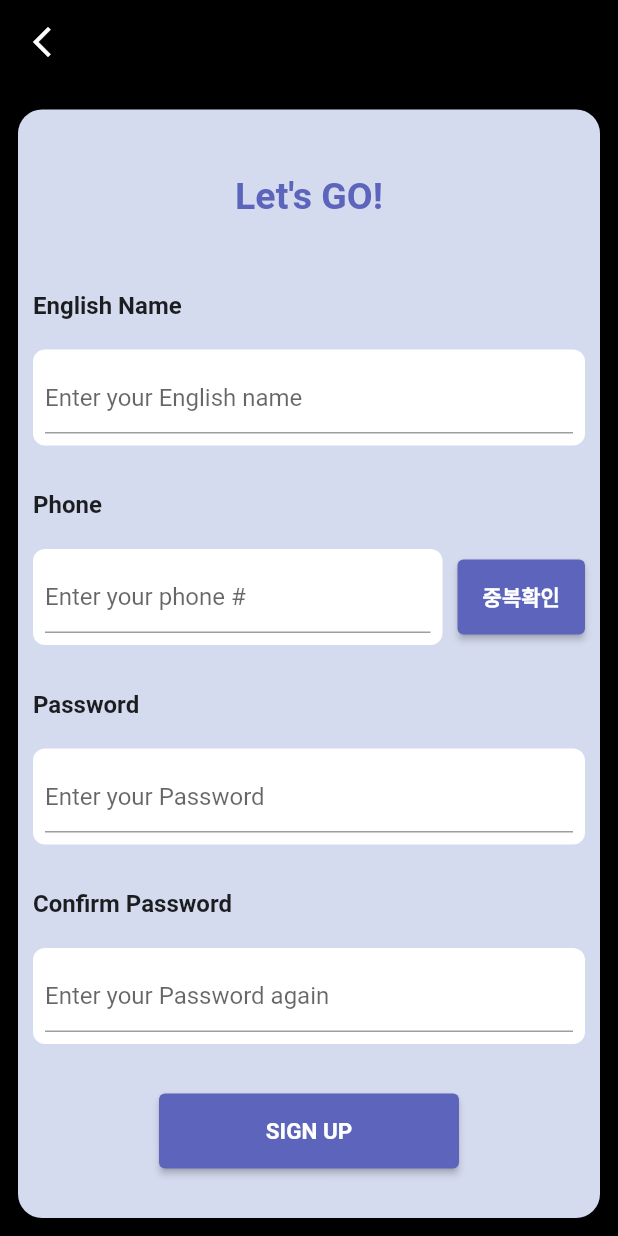
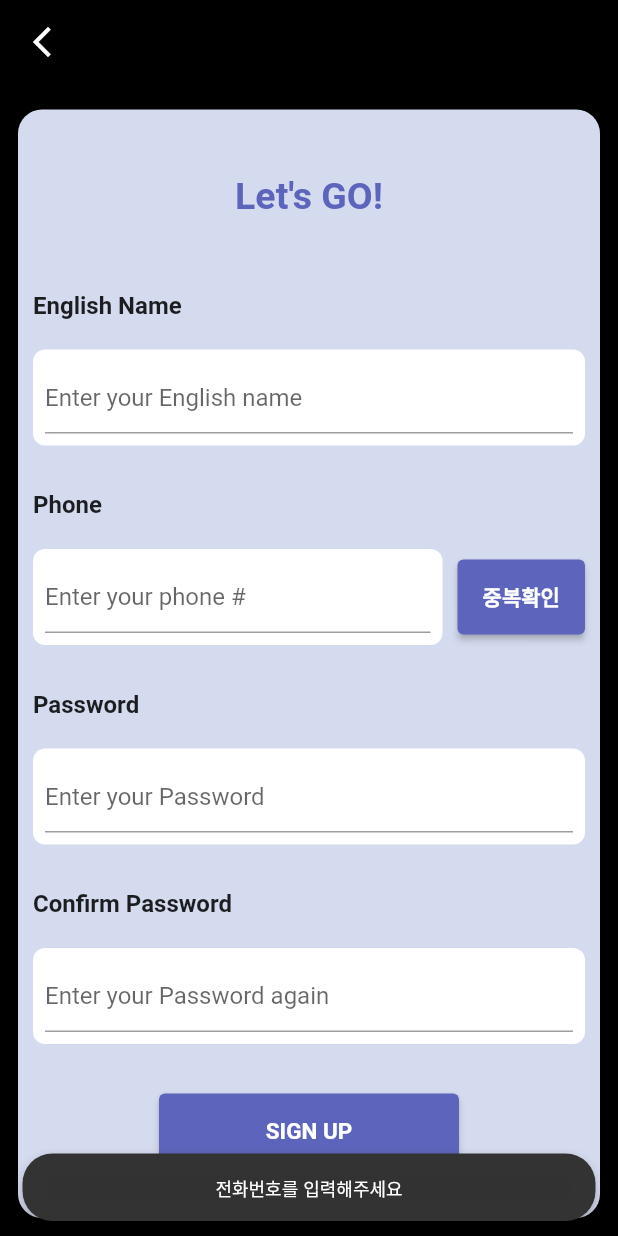
Before and after one commit to 2023-sungshin-sw/good-at-swimming-front, a Flutter app: the SignUpPage screen opened directly, after a tap on "SIGN UP", on a phone screen of 412 x 824 dp. Run offline on Flutter 3.47's test engine with Material 2 defaults, Android fonts, the phone set to English and light mode, and no system bars; our stand-ins replace carousel_slider, flip_card, flutter_dotenv, image_picker, permission_handler, speech_to_text; Roboto replaces fonts that are missing (Inter).

Commit message:
Design: 회원가입 전화번호 null, 비밀번호 중복 토스트 창 띄우기

```diff
--- a/lib/logIn/signUp_page.dart
+++ b/lib/logIn/signUp_page.dart
@@ -24,7 +24,7 @@ class _SignUpPageState extends State<SignUpPage> {
       SnackBar(
         content: Container(
           width: 311,
-          height: 13,
+          height: 17,
           decoration: BoxDecoration(
             color: const Color.fromARGB(255, 51, 50, 50),
             borderRadius: BorderRadius.circular(8.0),
@@ -35,7 +35,7 @@ class _SignUpPageState extends State<SignUpPage> {
               style: const TextStyle(
                 color: Colors.white,
                 fontFamily: 'Inter',
-                fontSize: 1,
+                fontSize: 12,
                 fontWeight: FontWeight.w100,
               ),
             ),
@@ -254,16 +254,18 @@ class _SignUpPageState extends State<SignUpPage> {
                                 backgroundColor: Color(0xFF5C65BB),
                                 fixedSize: Size(200, 50)),
                             onPressed: () {
-                              if (passwordController.text ==
+                              if (phoneController.text == null ||
+                                  phoneController.text.isEmpty) {
+                                _showToast(context, "전화번호를 입력해주세요");
+                              } else if (passwordController.text !=
                                   passwordC_Controller.text) {
-                                passwordsMatch = true;
-                                sendDataToBackend();
-                              } else {
                                 setState(() {
                                   passwordsMatch = false;
                                 });
-                                _showToast(context,
-                                    "Passwords do not match"); // 토스트 메시지 띄우기
+                                _showToast(context, "비밀번호가 일치하지 않습니다");
+                              } else {
+                                passwordsMatch = true;
+                                sendDataToBackend();
                               }
                             },
                             child: const Text(
--- a/lib/main.dart
+++ b/lib/main.dart
@@ -25,6 +25,6 @@ class MyApp extends StatelessWidget {
 
   @override
   Widget build(BuildContext context) {
-    return MaterialApp(home: LoginPage());
+    return MaterialApp(home: SignUpPage());
   }
 }
```
